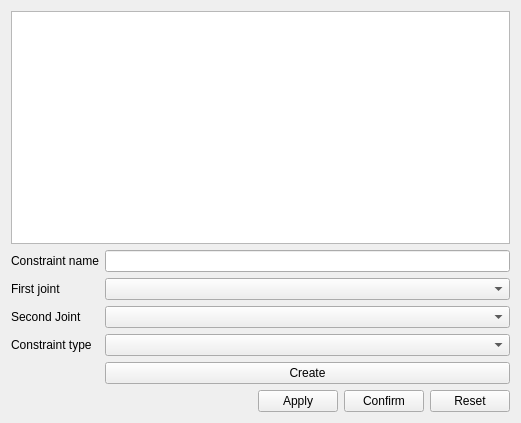
Above: plugins/hppwidgetsplugin/constraintwidget.ui from humanoid-path-planner/hpp-gui before the change. Below: the same form after it.
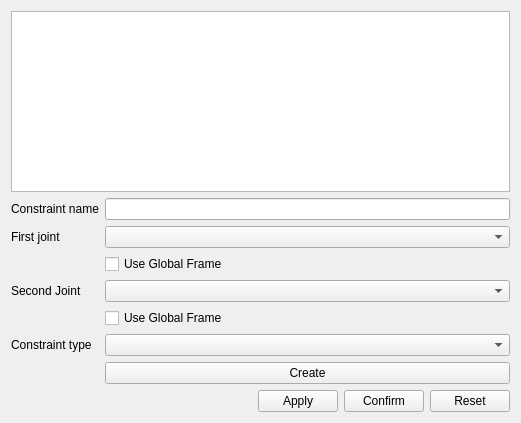
That is the form after the change.

Commit message: Add a widget to create a numerical constraints

What changed in the file:
```diff
--- a/plugins/hppwidgetsplugin/constraintwidget.ui
+++ b/plugins/hppwidgetsplugin/constraintwidget.ui
@@ -46,33 +46,47 @@
      <item row="1" column="1">
       <widget class="QComboBox" name="firstJointSelect"/>
      </item>
-     <item row="2" column="0">
+     <item row="3" column="0">
       <widget class="QLabel" name="secondJointLabel">
        <property name="text">
         <string>Second Joint</string>
        </property>
       </widget>
      </item>
-     <item row="2" column="1">
+     <item row="3" column="1">
       <widget class="QComboBox" name="secondJointSelect"/>
      </item>
-     <item row="3" column="0">
+     <item row="5" column="0">
       <widget class="QLabel" name="constraintTypeLabel">
        <property name="text">
         <string>Constraint type</string>
        </property>
       </widget>
      </item>
-     <item row="3" column="1">
+     <item row="5" column="1">
       <widget class="QComboBox" name="constraintTypeSelect"/>
      </item>
-     <item row="4" column="1">
+     <item row="6" column="1">
       <widget class="QPushButton" name="createConstraintButton">
        <property name="text">
         <string>Create</string>
        </property>
       </widget>
      </item>
+     <item row="2" column="1">
+      <widget class="QCheckBox" name="firstGlobalFrame">
+       <property name="text">
+        <string>Use Global Frame</string>
+       </property>
+      </widget>
+     </item>
+     <item row="4" column="1">
+      <widget class="QCheckBox" name="secondGlobalFrame">
+       <property name="text">
+        <string>Use Global Frame</string>
+       </property>
+      </widget>
+     </item>
     </layout>
    </item>
    <item>
```
Left out of the diff: 35 changed lines with no effect on the pictures. The commit also changes 6 other files.
